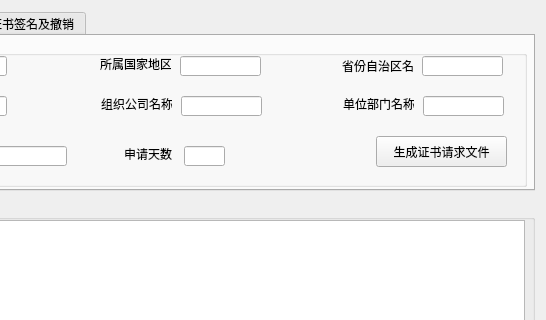
Old version of the form mainwindow.ui in the repository zengrx/openssl_ca; both pictures show x 176 to 722 and y 0 to 320 of the 722 by 481 pixel window.
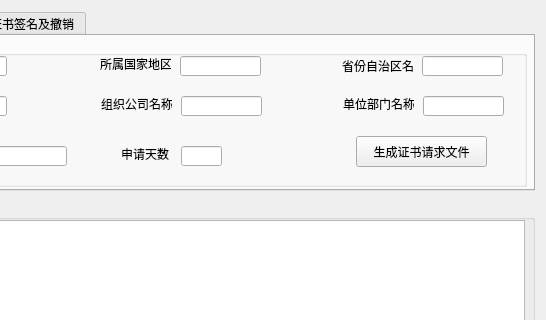
New version of the form.

```diff
--- a/mainwindow.ui
+++ b/mainwindow.ui
@@ -166,7 +166,7 @@
       <widget class="QPushButton" name="pushButton">
        <property name="geometry">
         <rect>
-         <x>540</x>
+         <x>520</x>
          <y>100</y>
          <width>131</width>
          <height>31</height>
@@ -248,7 +248,7 @@
       <widget class="QLabel" name="label_8">
        <property name="geometry">
         <rect>
-         <x>288</x>
+         <x>285</x>
          <y>110</y>
          <width>51</width>
          <height>16</height>
@@ -261,7 +261,7 @@
       <widget class="QLineEdit" name="lineEdit_8">
        <property name="geometry">
         <rect>
-         <x>348</x>
+         <x>345</x>
          <y>110</y>
          <width>41</width>
          <height>20</height>
```
